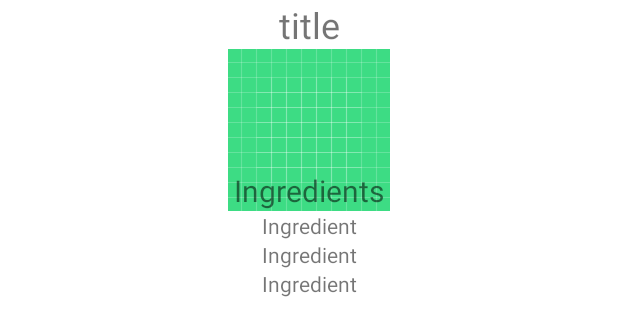
After one commit to bendowsett/Foood, an Android app: the layout fragment_recipe_detail.xml on its own in the app's theme, with its tools: preview values and no code run, on a phone screen of 412 x 824 dp. The commit adds this screen. Shown: the top 336 px of the screen. Run offline under Robolectric (Android 15) with nearby library versions, the phone set to English and light mode, and no system bars.

Commit message:
added API call for individual recipes when selected

```diff
--- /dev/null
+++ b/app/src/main/java/com/example/foood/network/AnalyzedInstruction.kt
@@ -0,0 +1,6 @@
+package com.example.foood.network
+
+data class AnalyzedInstruction(
+    val name: String?,
+    val steps: List<Step>?
+)
--- /dev/null
+++ b/app/src/main/java/com/example/foood/network/Length.kt
@@ -0,0 +1,6 @@
+package com.example.foood.network
+
+data class Length(
+    val number: Int?,
+    val unit: String?
+)
--- /dev/null
+++ b/app/src/main/java/com/example/foood/network/Measures.kt
@@ -0,0 +1,6 @@
+package com.example.foood.network
+
+data class Measures(
+    val metric: Metric?,
+    val us: Us?
+)
--- a/app/src/main/java/com/example/foood/network/RecipeApiService.kt
+++ b/app/src/main/java/com/example/foood/network/RecipeApiService.kt
@@ -7,6 +7,7 @@ import retrofit2.Retrofit
 import retrofit2.converter.moshi.MoshiConverterFactory
 
 import retrofit2.http.GET
+import retrofit2.http.Path
 import retrofit2.http.Query
 
 
@@ -23,6 +24,9 @@ private val retrofit = Retrofit.Builder()
 interface RecipeApiService {
     @GET("complexSearch")
     suspend fun getRecipes(@Query("query")query: String, @Query("apiKey")apiKey: String): NestedJSONModel
+
+    @GET("{id}/information")
+    suspend fun getRecipeDetails(@Path("id")id: String, @Query("apiKey")apiKey: String): Recipe
 }
 
 object RecipesApi {
--- /dev/null
+++ b/app/src/main/res/layout/fragment_recipe_detail.xml
@@ -0,0 +1,52 @@
+<?xml version="1.0" encoding="utf-8"?>
+<androidx.constraintlayout.widget.ConstraintLayout xmlns:android="http://schemas.android.com/apk/res/android"
+    xmlns:tools="http://schemas.android.com/tools"
+    android:layout_width="match_parent"
+    android:layout_height="match_parent"
+    xmlns:app="http://schemas.android.com/apk/res-auto"
+    tools:context=".Recipedetail">
+
+    <!-- TODO: Update blank fragment layout -->
+    <TextView
+        android:id="@+id/text_view"
+        android:layout_width="wrap_content"
+        android:layout_height="wrap_content"
+        android:textSize="24dp"
+        tools:text="title"
+        android:textAlignment="center"
+        app:layout_constraintStart_toStartOf="parent"
+        app:layout_constraintEnd_toEndOf="parent"
+        app:layout_constraintBottom_toTopOf="@id/recipe_image"
+         />
+    <ImageView
+        android:id="@+id/recipe_image"
+        android:layout_width="wrap_content"
+        android:layout_height="wrap_content"
+        app:layout_constraintStart_toStartOf="parent"
+        app:layout_constraintEnd_toEndOf="parent"
+        app:layout_constraintBottom_toTopOf="@id/recipe_detail_recycler_view"
+        tools:src = "@drawable/ic_launcher_background"
+        />
+
+    <TextView
+        android:id="@+id/recipe_ingredient_heading"
+        android:layout_width="wrap_content"
+        android:layout_height="wrap_content"
+        app:layout_constraintStart_toStartOf="parent"
+        app:layout_constraintEnd_toEndOf="parent"
+        app:layout_constraintTop_toBottomOf="@id/recipe_image"
+        app:layout_constraintBottom_toTopOf="@id/recipe_detail_recycler_view"
+        tools:text="Ingredients"
+        android:textSize="20dp"/>
+
+    <androidx.recyclerview.widget.RecyclerView
+        android:id="@+id/recipe_detail_recycler_view"
+        android:layout_width="match_parent"
+        android:layout_height="wrap_content"
+        app:layout_constraintTop_toBottomOf="@id/recipe_ingredient_heading"
+        app:layout_constraintStart_toStartOf="parent"
+        app:layout_constraintEnd_toEndOf="parent"
+        tools:listitem="@layout/ingredient_details"
+        />
+
+</androidx.constraintlayout.widget.ConstraintLayout>
--- /dev/null
+++ b/app/src/main/res/layout/ingredient_details.xml
@@ -0,0 +1,18 @@
+<?xml version="1.0" encoding="utf-8"?>
+<androidx.constraintlayout.widget.ConstraintLayout xmlns:android="http://schemas.android.com/apk/res/android"
+    android:layout_width="match_parent"
+    android:layout_height="wrap_content"
+    xmlns:tools="http://schemas.android.com/tools"
+    xmlns:app="http://schemas.android.com/apk/res-auto">
+
+    <TextView
+        app:layout_constraintStart_toStartOf="parent"
+        app:layout_constraintEnd_toEndOf="parent"
+        app:layout_constraintTop_toTopOf="parent"
+        app:layout_constraintBottom_toBottomOf="parent"
+        android:layout_width="wrap_content"
+        android:layout_height="match_parent"
+        tools:text ="Ingredient"
+        />
+
+</androidx.constraintlayout.widget.ConstraintLayout>
```
Also changed, not shown: app/src/main/java/com/example/foood/RecipeResultAdapter.kt (+6 -1 lines), app/src/main/java/com/example/foood/RecipeResultsFragment.kt (+7 -1 lines), app/src/main/java/com/example/foood/Recipedetail.kt (added, +36 -0 lines), app/src/main/java/com/example/foood/RecipesViewModel.kt (+23 -7 lines), app/src/main/java/com/example/foood/network/Equipment.kt (added, +8 -0 lines), app/src/main/java/com/example/foood/network/ExtendedIngredient.kt (added, +16 -0 lines), app/src/main/java/com/example/foood/network/Ingredient.kt (added, +8 -0 lines), app/src/main/java/com/example/foood/network/Metric.kt (added, +7 -0 lines), app/src/main/java/com/example/foood/network/ProductMatche.kt (added, +13 -0 lines), app/src/main/java/com/example/foood/network/Recipe.kt (added, +41 -0 lines), app/src/main/java/com/example/foood/network/Step.kt (added, +9 -0 lines), app/src/main/java/com/example/foood/network/Us.kt (added, +7 -0 lines), app/src/main/java/com/example/foood/network/WinePairing.kt (added, +7 -0 lines), app/src/main/res/navigation/nav_graph.xml (+10 -1 lines).
